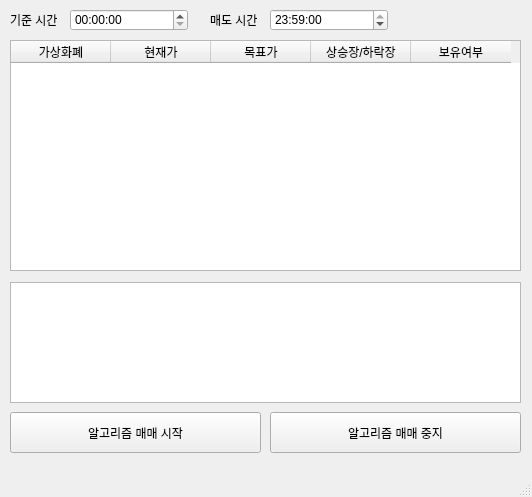
Old version of the form window2.ui in the repository sharebook-kr/larry_simple.
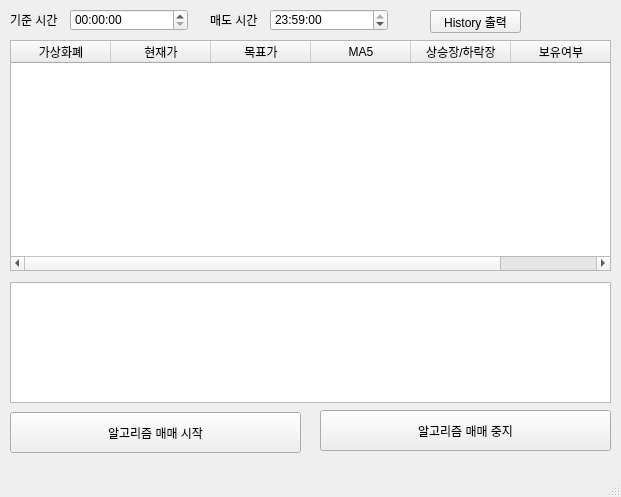
New version of the form. Icons and pictures are not drawn.

Commit message: ongoing implementation

The edit to the form file:
```diff
--- a/window2.ui
+++ b/window2.ui
@@ -6,7 +6,7 @@
    <rect>
     <x>0</x>
     <y>0</y>
-    <width>532</width>
+    <width>621</width>
     <height>497</height>
    </rect>
   </property>
@@ -23,7 +23,7 @@
      <rect>
       <x>10</x>
       <y>40</y>
-      <width>511</width>
+      <width>601</width>
       <height>231</height>
      </rect>
     </property>
@@ -42,6 +42,11 @@
       <string>목표가</string>
      </property>
     </column>
+    <column>
+     <property name="text">
+      <string>MA5</string>
+     </property>
+    </column>
     <column>
      <property name="text">
       <string>상승장/하락장</string>
@@ -58,7 +63,7 @@
      <rect>
       <x>10</x>
       <y>412</y>
-      <width>251</width>
+      <width>291</width>
       <height>41</height>
      </rect>
     </property>
@@ -69,9 +74,9 @@
    <widget class="QPushButton" name="btn_stop">
     <property name="geometry">
      <rect>
-      <x>270</x>
-      <y>412</y>
-      <width>251</width>
+      <x>320</x>
+      <y>410</y>
+      <width>291</width>
       <height>41</height>
      </rect>
     </property>
@@ -110,7 +115,7 @@
      <rect>
       <x>10</x>
       <y>282</y>
-      <width>511</width>
+      <width>601</width>
       <height>121</height>
      </rect>
     </property>
@@ -148,6 +153,19 @@
      </time>
     </property>
    </widget>
+   <widget class="QPushButton" name="btn_history">
+    <property name="geometry">
+     <rect>
+      <x>430</x>
+      <y>10</y>
+      <width>91</width>
+      <height>23</height>
+     </rect>
+    </property>
+    <property name="text">
+     <string>History 출력</string>
+    </property>
+   </widget>
   </widget>
   <widget class="QMenuBar" name="menubar">
    <property name="geometry">
```
Left out of the diff: 2 changed lines with no effect on the pictures. The commit also changes 1 other file.
